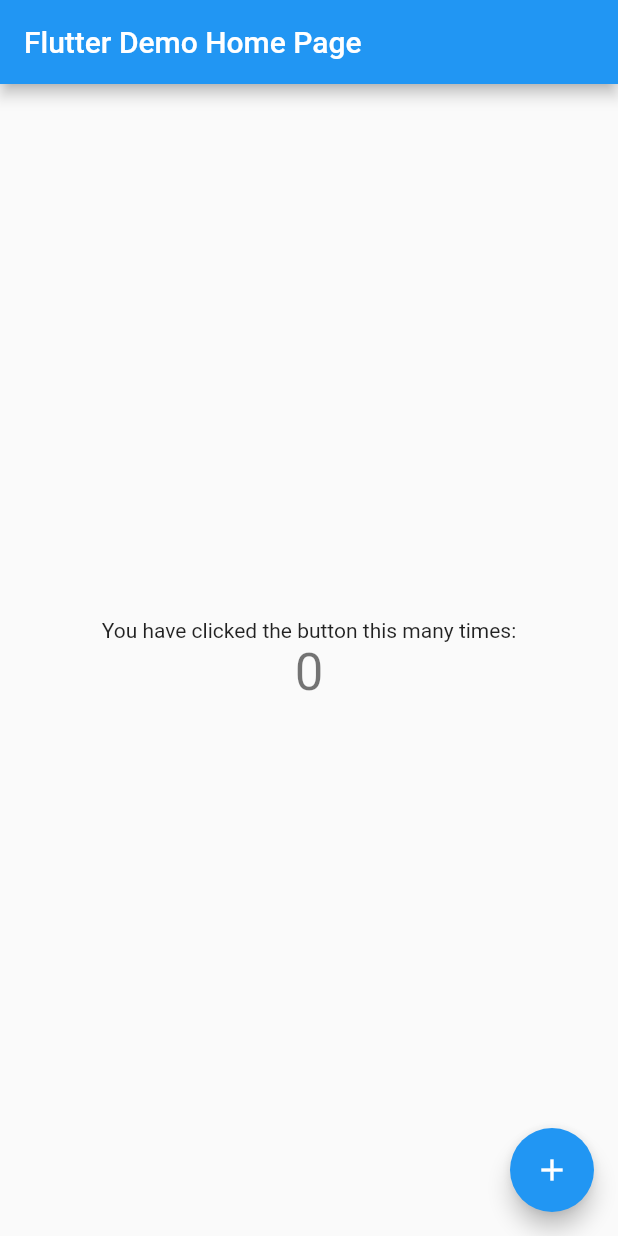
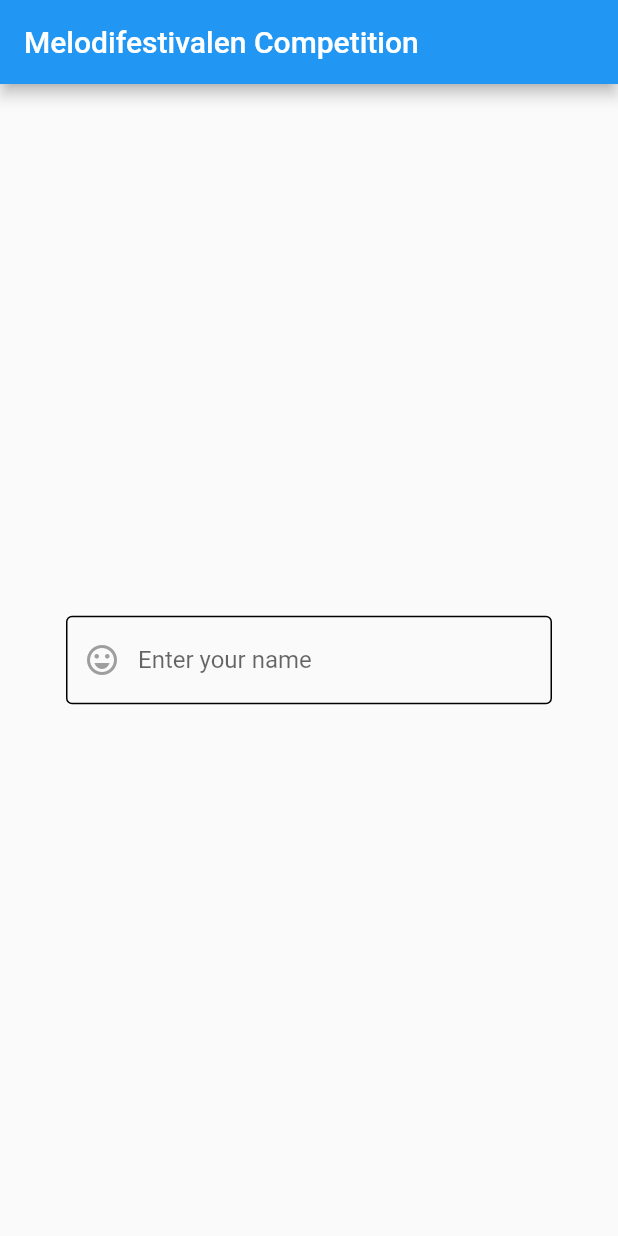
Before and after one commit to molundb/mellotippet, a Flutter app: the screen it shows after launch, on a phone screen of 412 x 824 dp. Run offline on Flutter 3.47's test engine with Material 2 defaults, Android fonts, the light colour scheme and no system bars.

Commit message:
add name input field

```diff
--- a/lib/main.dart
+++ b/lib/main.dart
@@ -1,20 +1,29 @@
 import 'package:flutter/material.dart';
 
 void main() {
-  runApp(const MyApp());
+  runApp(const MelodifestivalenCompetitionApp());
 }
 
-class MyApp extends StatelessWidget {
-  const MyApp({Key? key}) : super(key: key);
+class MelodifestivalenCompetitionApp extends StatelessWidget {
+  const MelodifestivalenCompetitionApp({Key? key}) : super(key: key);
 
   @override
   Widget build(BuildContext context) {
-    return MaterialApp(
-      title: 'Flutter Demo',
+    return GestureDetector(
+      onTap: () {
+        FocusScopeNode currentFocus = FocusScope.of(context);
+
+        if (!currentFocus.hasPrimaryFocus) {
+          currentFocus.focusedChild?.unfocus();
+        }
+      },
+      child: MaterialApp(
+        title: 'Melodifestivalen Competition',
         theme: ThemeData(
           primarySwatch: Colors.blue,
         ),
-      home: const MyHomePage(title: 'Flutter Demo Home Page'),
+        home: const MyHomePage(title: 'Melodifestivalen Competition'),
+      ),
     );
   }
 }
@@ -29,12 +38,22 @@
 }
 
 class _MyHomePageState extends State<MyHomePage> {
-  int _counter = 0;
+  late TextEditingController _controller;
 
-  void _incrementCounter() {
-    setState(() {
-      _counter++;
-    });
+  @override
+  void initState() {
+    super.initState();
+    _controller = TextEditingController();
+  }
+
+  @override
+  void dispose() {
+    _controller.dispose();
+    super.dispose();
+  }
+
+  void submit(String text) {
+    _controller.clear();
   }
 
   @override
@@ -44,23 +63,32 @@
         title: Text(widget.title),
       ),
       body: Center(
+        child: Padding(
+          padding: const EdgeInsets.all(44.0),
           child: Column(
             mainAxisAlignment: MainAxisAlignment.center,
             children: <Widget>[
-            const Text(
-              'You have clicked the button this many times:',
+              TextField(
+                controller: _controller,
+                onSubmitted: submit,
+                decoration: const InputDecoration(
+                    prefixIcon: Icon(
+                      Icons.emoji_emotions_outlined,
+                      color: Colors.grey,
+                      size: 24.0,
                     ),
-            Text(
-              '$_counter',
-              style: Theme.of(context).textTheme.headline4,
+                    hintText: 'Enter your name',
+                    focusedBorder: OutlineInputBorder(
+                      borderSide:
+                          BorderSide(color: Colors.blueAccent, width: 1.0),
+                    ),
+                    enabledBorder: OutlineInputBorder(
+                        borderSide:
+                            BorderSide(color: Colors.black, width: 1.0))),
               ),
             ],
           ),
         ),
-      floatingActionButton: FloatingActionButton(
-        onPressed: _incrementCounter,
-        tooltip: 'Increment',
-        child: const Icon(Icons.add),
       ),
     );
   }
```
Also changed, not shown: 1 other file. Lines whose indentation alone changed are shown as unchanged.
